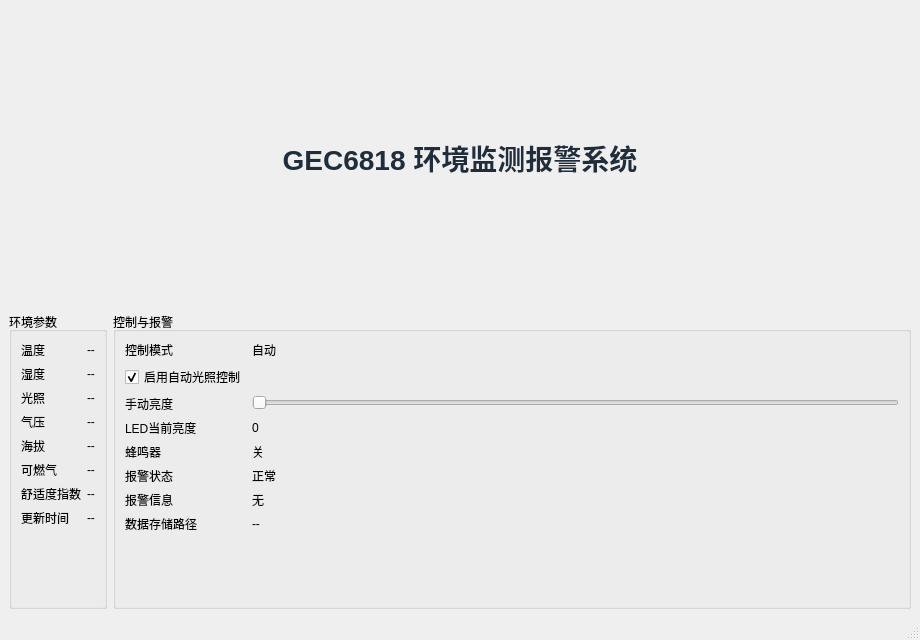
Before: the Qt Designer form mainwindow.ui in user88889996666666/use, drawn with Qt 5.
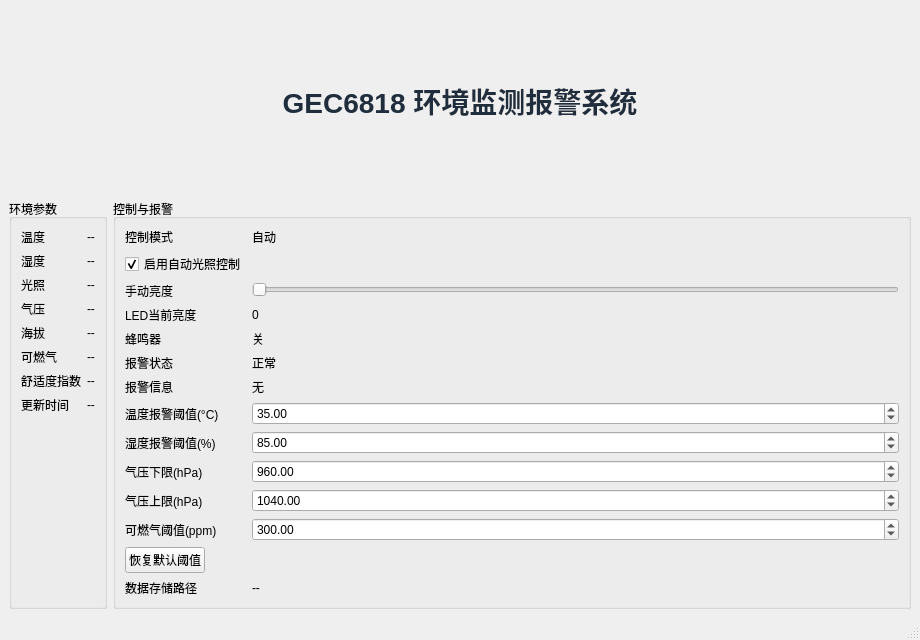
After: the same form once the commit is applied.

Commit message:
feat: add configurable alarm thresholds and UI controls
Agent-Logs-Url: https://github.com/user88889996666666/use/sessions/a00cd6d3-ada0-43aa-81be-85b4516fe654

What changed in the file:
```diff
--- a/mainwindow.ui
+++ b/mainwindow.ui
@@ -75,8 +75,20 @@
          <item row="5" column="1"><widget class="QLabel" name="alarmStateLabel"><property name="text"><string>正常</string></property></widget></item>
          <item row="6" column="0"><widget class="QLabel" name="alarmMessageTitleLabel"><property name="text"><string>报警信息</string></property></widget></item>
          <item row="6" column="1"><widget class="QLabel" name="alarmMessageLabel"><property name="text"><string>无</string></property></widget></item>
-         <item row="7" column="0"><widget class="QLabel" name="logPathLabel"><property name="text"><string>数据存储路径</string></property></widget></item>
-         <item row="7" column="1"><widget class="QLabel" name="logPathValueLabel"><property name="text"><string>--</string></property><property name="wordWrap"><bool>true</bool></property></widget></item>
+         <item row="7" column="0"><widget class="QLabel" name="tempThresholdLabel"><property name="text"><string>温度报警阈值(°C)</string></property></widget></item>
+         <item row="7" column="1"><widget class="QDoubleSpinBox" name="tempThresholdSpinBox"><property name="minimum"><double>0.000000000000000</double></property><property name="maximum"><double>100.000000000000000</double></property><property name="singleStep"><double>0.500000000000000</double></property><property name="value"><double>35.000000000000000</double></property></widget></item>
+         <item row="8" column="0"><widget class="QLabel" name="humidityThresholdLabel"><property name="text"><string>湿度报警阈值(%)</string></property></widget></item>
+         <item row="8" column="1"><widget class="QDoubleSpinBox" name="humidityThresholdSpinBox"><property name="minimum"><double>0.000000000000000</double></property><property name="maximum"><double>100.000000000000000</double></property><property name="singleStep"><double>1.000000000000000</double></property><property name="value"><double>85.000000000000000</double></property></widget></item>
+         <item row="9" column="0"><widget class="QLabel" name="pressureLowThresholdLabel"><property name="text"><string>气压下限(hPa)</string></property></widget></item>
+         <item row="9" column="1"><widget class="QDoubleSpinBox" name="pressureLowThresholdSpinBox"><property name="minimum"><double>500.000000000000000</double></property><property name="maximum"><double>1200.000000000000000</double></property><property name="singleStep"><double>1.000000000000000</double></property><property name="value"><double>960.000000000000000</double></property></widget></item>
+         <item row="10" column="0"><widget class="QLabel" name="pressureHighThresholdLabel"><property name="text"><string>气压上限(hPa)</string></property></widget></item>
+         <item row="10" column="1"><widget class="QDoubleSpinBox" name="pressureHighThresholdSpinBox"><property name="minimum"><double>500.000000000000000</double></property><property name="maximum"><double>1200.000000000000000</double></property><property name="singleStep"><double>1.000000000000000</double></property><property name="value"><double>1040.000000000000000</double></property></widget></item>
+         <item row="11" column="0"><widget class="QLabel" name="gasThresholdLabel"><property name="text"><string>可燃气阈值(ppm)</string></property></widget></item>
+         <item row="11" column="1"><widget class="QDoubleSpinBox" name="gasThresholdSpinBox"><property name="minimum"><double>0.000000000000000</double></property><property name="maximum"><double>5000.000000000000000</double></property><property name="singleStep"><double>10.000000000000000</double></property><property name="value"><double>300.000000000000000</double></property></widget></item>
+         <item row="12" column="0"><widget class="QPushButton" name="resetThresholdsButton"><property name="text"><string>恢复默认阈值</string></property></widget></item>
+         <item row="12" column="1"><spacer name="horizontalSpacer_2"><property name="orientation"><enum>Qt::Horizontal</enum></property><property name="sizeHint" stdset="0"><size><width>40</width><height>20</height></size></property></spacer></item>
+         <item row="13" column="0"><widget class="QLabel" name="logPathLabel"><property name="text"><string>数据存储路径</string></property></widget></item>
+         <item row="13" column="1"><widget class="QLabel" name="logPathValueLabel"><property name="text"><string>--</string></property><property name="wordWrap"><bool>true</bool></property></widget></item>
         </layout>
        </widget>
       </item>
```
The commit also changes 5 other files.
